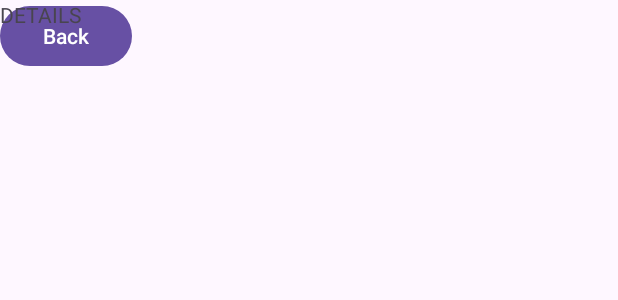
After one commit to densbornp/exoexplorer, an Android app: the layout fragment_planet_details.xml on its own in the app's theme, with its tools: preview values and no code run, on a phone screen of 412 x 824 dp. The commit adds this screen. Shown: the top 300 px of the screen. Run offline under Robolectric (Android 15) with nearby library versions, the light colour scheme and no system bars.

Commit message:
Reworked the fragment workflow and added the PlanetDetailsFragment

```diff
--- a/app/src/main/java/com/burningstack/exoexplorer/views/PlanetListItem.kt
+++ b/app/src/main/java/com/burningstack/exoexplorer/views/PlanetListItem.kt
@@ -1,5 +1,6 @@
 package com.burningstack.exoexplorer.views
 
+import android.annotation.SuppressLint
 import android.content.Context
 import android.view.View
 import android.widget.TextView
@@ -7,6 +8,7 @@ import androidx.constraintlayout.widget.ConstraintLayout
 import com.burningstack.exoexplorer.R
 import com.burningstack.exoexplorer.model.Planet
 
+@SuppressLint("ViewConstructor")
 class PlanetListItem(context: Context, planet: Planet): ConstraintLayout(context) {
     init {
         // Inflate the view
--- /dev/null
+++ b/app/src/main/res/layout/fragment_planet_details.xml
@@ -0,0 +1,20 @@
+<?xml version="1.0" encoding="utf-8"?>
+<FrameLayout xmlns:android="http://schemas.android.com/apk/res/android"
+    xmlns:tools="http://schemas.android.com/tools"
+    android:layout_width="match_parent"
+    android:layout_height="match_parent"
+    tools:context=".PlanetDetailsFragment">
+
+    <!-- TODO: Update blank fragment layout -->
+    <Button
+        android:id="@+id/btn_back"
+        android:layout_width="wrap_content"
+        android:layout_height="wrap_content"
+        android:text="Back" />
+
+    <TextView
+        android:layout_width="match_parent"
+        android:layout_height="match_parent"
+        android:text="DETAILS" />
+
+</FrameLayout>
```
Also changed, not shown: app/src/main/java/com/burningstack/exoexplorer/MainActivity.kt (+31 -20 lines), app/src/main/java/com/burningstack/exoexplorer/PlanetDetailsFragment.kt (added, +35 -0 lines), app/src/main/java/com/burningstack/exoexplorer/PlanetListFragment.kt (+29 -0 lines), app/src/main/java/com/burningstack/exoexplorer/utils/FragmentTags.kt (added, +8 -0 lines).
